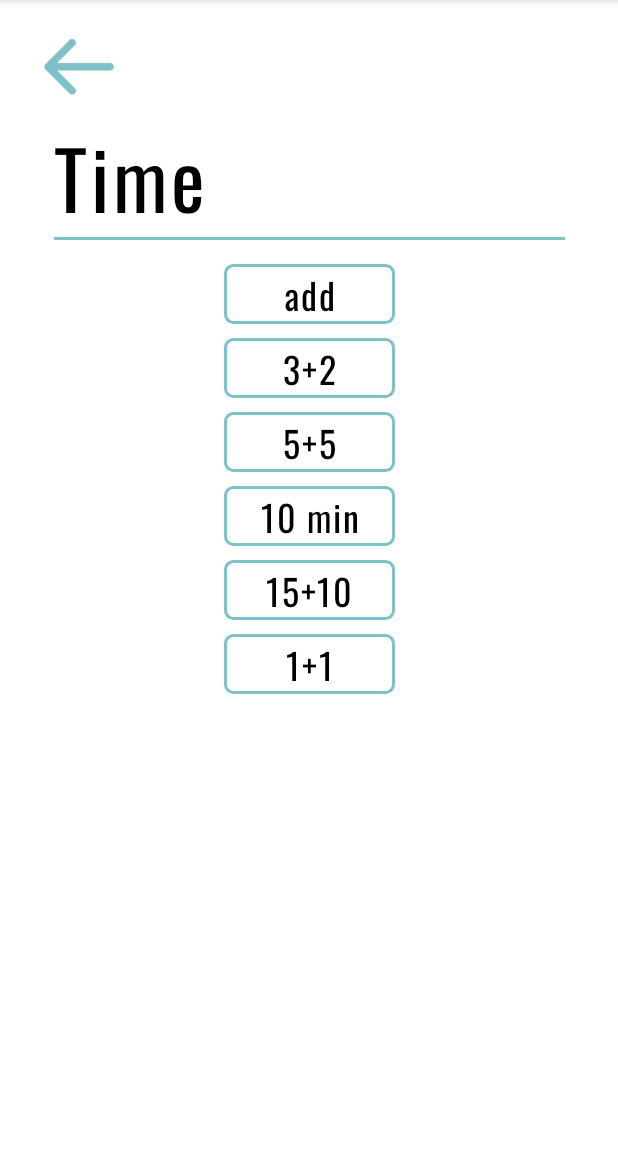
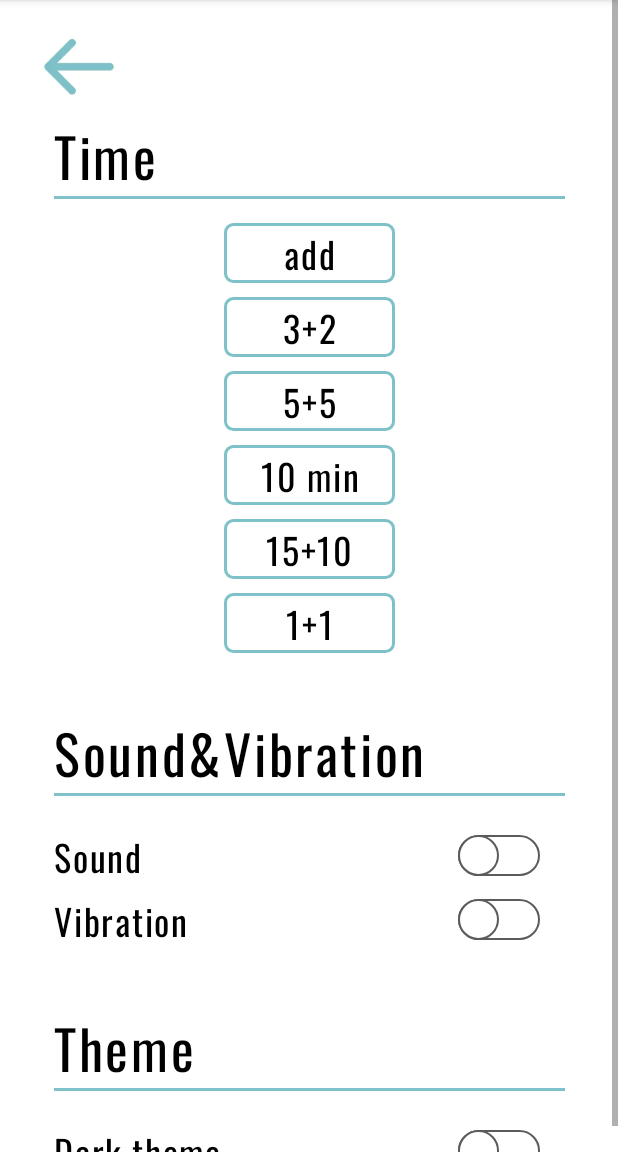
Before and after one commit to Ulyana75/ChessTimer, an Android app: the fragment SettingsFragment shown on its own in the app's theme, on a phone screen of 412 x 824 dp, the part 84-1236 px from its top. Run offline under Robolectric (Android 15) with nearby library versions, the phone set to English and light mode, and no system bars.

Commit message:
add switches

```diff
--- /dev/null
+++ b/app/src/main/res/drawable/custom_thumb.xml
@@ -0,0 +1,21 @@
+<?xml version="1.0" encoding="utf-8"?>
+<selector xmlns:android="http://schemas.android.com/apk/res/android">
+    <item android:state_checked="false">
+        <shape android:shape="oval">
+            <solid android:color="@color/white"/>
+            <size android:width="27dp"
+                android:height="27dp"/>
+            <stroke android:width="1dp"
+                android:color="@color/light_black"/>
+        </shape>
+    </item>
+    <item android:state_checked="true">
+        <shape android:shape="oval">
+            <solid android:color="@color/white"/>
+            <size android:width="27dp"
+                android:height="27dp"/>
+            <stroke android:width="1dp"
+                android:color="@color/light_black"/>
+        </shape>
+    </item>
+</selector>
--- /dev/null
+++ b/app/src/main/res/drawable/custom_track.xml
@@ -0,0 +1,19 @@
+<?xml version="1.0" encoding="utf-8"?>
+<selector xmlns:android="http://schemas.android.com/apk/res/android">
+    <item android:state_checked="false">
+        <shape android:shape="rectangle">
+            <corners android:radius="100dp" />
+            <solid android:color="@color/white" />
+            <stroke android:color="@color/light_black" android:width="1dp"/>
+            <size android:height="20dp" />
+        </shape>
+    </item>
+    <item android:state_checked="true">
+        <shape android:shape="rectangle">
+            <corners android:radius="100dp" />
+            <solid android:color="@color/main_blue" />
+            <stroke android:color="@color/light_black" android:width="1dp"/>
+            <size android:height="20dp" />
+        </shape>
+    </item>
+</selector>
--- a/app/src/main/res/layout/fragment_settings.xml
+++ b/app/src/main/res/layout/fragment_settings.xml
@@ -1,10 +1,14 @@
 <?xml version="1.0" encoding="utf-8"?>
-<androidx.constraintlayout.widget.ConstraintLayout xmlns:android="http://schemas.android.com/apk/res/android"
+<ScrollView xmlns:android="http://schemas.android.com/apk/res/android"
     xmlns:tools="http://schemas.android.com/tools"
     android:layout_width="match_parent"
     android:layout_height="match_parent"
     xmlns:app="http://schemas.android.com/apk/res-auto"
     tools:context=".view.fragment.SettingsFragment">
+
+    <androidx.constraintlayout.widget.ConstraintLayout
+        android:layout_width="match_parent"
+        android:layout_height="wrap_content">
 
         <ImageView
             android:id="@+id/return_button"
@@ -25,7 +29,7 @@
             android:layout_height="wrap_content"
             android:text="@string/settings_header_time"
             style="@style/base_text"
-        android:textSize="53sp"
+            android:textSize="36sp"
             app:layout_constraintTop_toBottomOf="@+id/return_button"
             android:layout_marginStart="36dp"/>
 
@@ -54,7 +58,113 @@
             android:layout_width="match_parent"
             android:layout_height="wrap_content"
             app:layout_constraintTop_toBottomOf="@id/add_button"
-        tools:listitem="@layout/time_recycler_view_item"
             app:layoutManager="androidx.recyclerview.widget.LinearLayoutManager"/>
 
+        <TextView
+            android:id="@+id/sounds_header"
+            android:layout_width="match_parent"
+            android:layout_height="wrap_content"
+            android:text="@string/settings_header_sound"
+            style="@style/base_text"
+            android:textSize="36sp"
+            app:layout_constraintTop_toBottomOf="@+id/time_recycler_view"
+            android:layout_marginTop="35dp"
+            android:layout_marginStart="36dp"/>
+
+        <View
+            android:id="@+id/time_separator_2"
+            app:layout_constraintTop_toBottomOf="@id/sounds_header"
+            style="@style/settings_separator"
+            tools:ignore="MissingConstraints" />
+
+        <TextView
+            android:id="@+id/sound"
+            android:layout_width="wrap_content"
+            android:layout_height="wrap_content"
+            app:layout_constraintTop_toBottomOf="@+id/time_separator_2"
+            app:layout_constraintStart_toStartOf="parent"
+            android:layout_marginTop="20dp"
+            style="@style/base_text"
+            android:text="@string/sound_title"
+            android:textSize="24sp"
+            android:layout_marginStart="36dp"/>
+
+        <androidx.appcompat.widget.SwitchCompat
+            android:id="@+id/switch_sound"
+            android:layout_width="57dp"
+            android:layout_height="29dp"
+            app:layout_constraintBottom_toBottomOf="@id/sound"
+            app:layout_constraintTop_toTopOf="@+id/sound"
+            app:layout_constraintEnd_toEndOf="parent"
+            android:layout_marginEnd="52dp"
+            android:thumb="@drawable/custom_thumb"
+            app:track="@drawable/custom_track"/>
+
+        <TextView
+            android:id="@+id/vibration"
+            android:layout_width="wrap_content"
+            android:layout_height="wrap_content"
+            app:layout_constraintTop_toBottomOf="@+id/sound"
+            app:layout_constraintStart_toStartOf="parent"
+            android:layout_marginTop="4dp"
+            style="@style/base_text"
+            android:text="@string/vibration_title"
+            android:textSize="24sp"
+            android:layout_marginStart="36dp"/>
+
+        <androidx.appcompat.widget.SwitchCompat
+            android:id="@+id/switch_vibration"
+            android:layout_width="57dp"
+            android:layout_height="29dp"
+            app:layout_constraintBottom_toBottomOf="@id/vibration"
+            app:layout_constraintTop_toTopOf="@+id/vibration"
+            app:layout_constraintEnd_toEndOf="parent"
+            android:layout_marginEnd="52dp"
+            android:thumb="@drawable/custom_thumb"
+            app:track="@drawable/custom_track"
+            android:enabled="false"/>
+
+        <TextView
+            android:id="@+id/theme_header"
+            android:layout_width="match_parent"
+            android:layout_height="wrap_content"
+            android:text="@string/settings_header_theme"
+            style="@style/base_text"
+            android:textSize="36sp"
+            app:layout_constraintTop_toBottomOf="@+id/vibration"
+            android:layout_marginTop="35dp"
+            android:layout_marginStart="36dp"/>
+
+        <View
+            android:id="@+id/time_separator_3"
+            app:layout_constraintTop_toBottomOf="@id/theme_header"
+            style="@style/settings_separator"
+            tools:ignore="MissingConstraints" />
+
+        <TextView
+            android:id="@+id/dark_theme"
+            android:layout_width="wrap_content"
+            android:layout_height="wrap_content"
+            app:layout_constraintTop_toBottomOf="@+id/time_separator_3"
+            app:layout_constraintStart_toStartOf="parent"
+            android:layout_marginTop="20dp"
+            style="@style/base_text"
+            android:text="@string/dark_theme_title"
+            android:textSize="24sp"
+            android:layout_marginStart="36dp"/>
+
+        <androidx.appcompat.widget.SwitchCompat
+            android:id="@+id/switch_dark_theme"
+            android:layout_width="57dp"
+            android:layout_height="29dp"
+            app:layout_constraintBottom_toBottomOf="@id/dark_theme"
+            app:layout_constraintTop_toTopOf="@+id/dark_theme"
+            app:layout_constraintEnd_toEndOf="parent"
+            android:layout_marginEnd="52dp"
+            android:thumb="@drawable/custom_thumb"
+            app:track="@drawable/custom_track"
+            android:enabled="false"/>
+
     </androidx.constraintlayout.widget.ConstraintLayout>
+
+</ScrollView>
--- a/app/src/main/res/values/colors.xml
+++ b/app/src/main/res/values/colors.xml
@@ -13,4 +13,5 @@
     <color name="few_time">#C88B7E</color>
     <color name="dark_white">#C1C1C1</color>
     <color name="transparent_white">#1AFFFFFF</color>
+    <color name="light_black">#5B5B5B</color>
 </resources>
--- a/app/src/main/res/values/strings.xml
+++ b/app/src/main/res/values/strings.xml
@@ -4,4 +4,9 @@
     <string name="hello_blank_fragment">Hello blank fragment</string>
     <string name="settings_header_time">Time</string>
     <string name="settings_add_time">add</string>
+    <string name="settings_header_sound"><![CDATA[Sound&Vibration]]></string>
+    <string name="sound_title">Sound</string>
+    <string name="vibration_title">Vibration</string>
+    <string name="settings_header_theme">Theme</string>
+    <string name="dark_theme_title">Dark theme</string>
 </resources>
```
Lines whose indentation alone changed are shown as unchanged.
